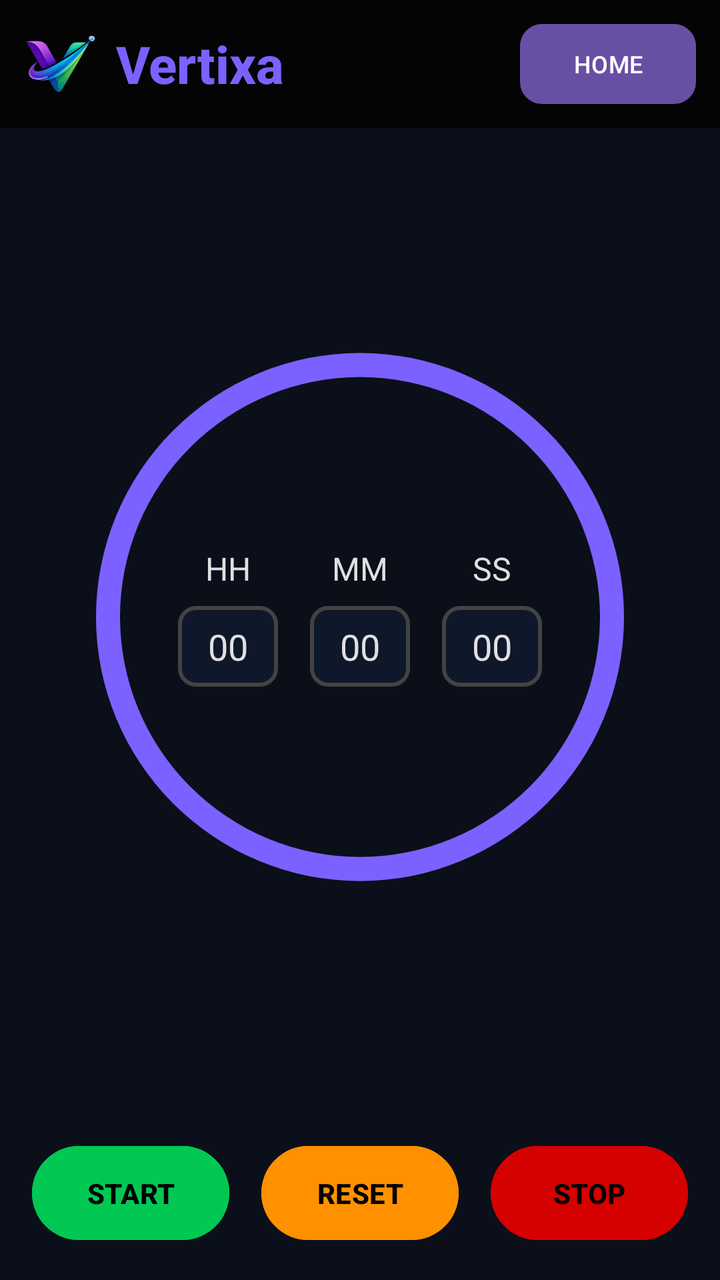
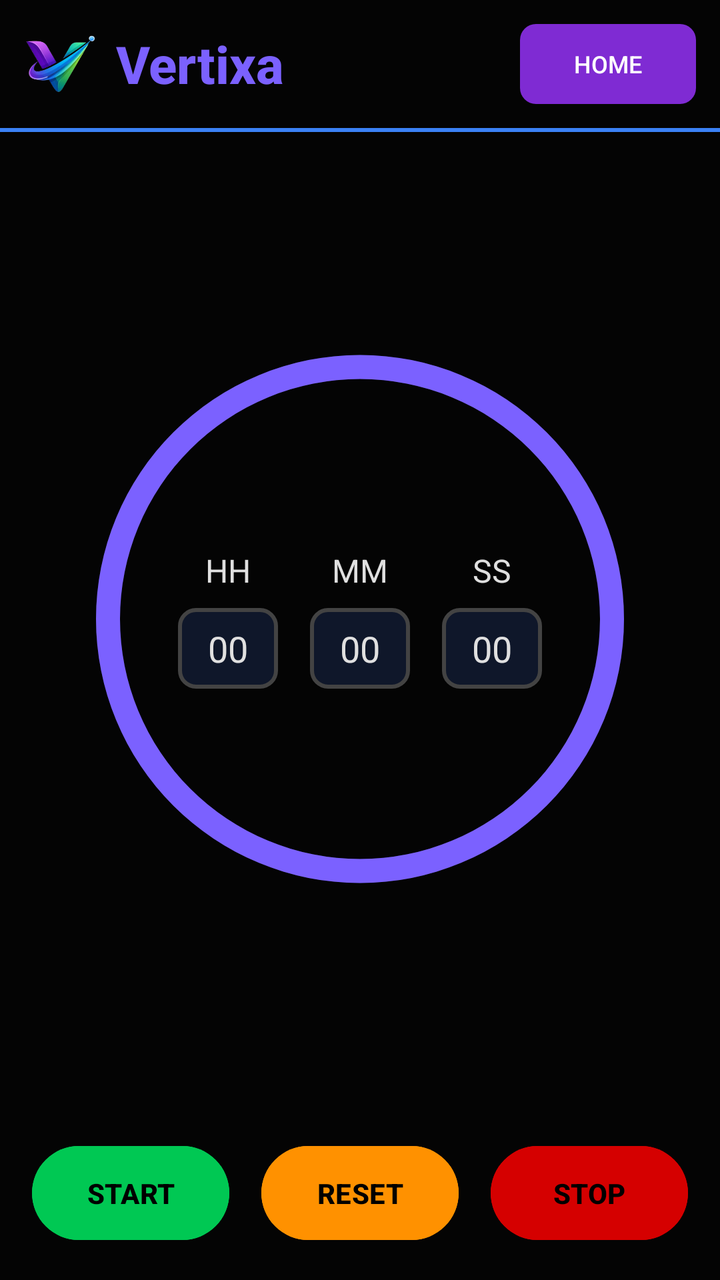

Compare the two renders of this Android layout. The source of the first and the diff that turns it into the second are given below.
<!-- AndroidManifest.xml: application theme Theme.Vertixa -->
<!-- res/layout/activity_count_down_timer.xml -->
<?xml version="1.0" encoding="utf-8"?>
<LinearLayout
    xmlns:android="http://schemas.android.com/apk/res/android"
    xmlns:app="http://schemas.android.com/apk/res-auto"
    xmlns:tools="http://schemas.android.com/tools"
    android:id="@+id/main"
    android:layout_width="match_parent"
    android:layout_height="match_parent"
    android:background="#0B0F19"
    android:orientation="vertical"
    android:fitsSystemWindows="true"
    tools:context=".countDownTimer">

    
    <include
        layout="@layout/header"
        android:layout_width="match_parent"
        android:layout_height="wrap_content"/>

    
    <FrameLayout
        android:layout_width="match_parent"
        android:layout_height="0dp"
        android:layout_weight="1">

        <ProgressBar
            android:id="@+id/progressBar"
            style="@android:style/Widget.ProgressBar.Horizontal"
            android:layout_width="match_parent"
            android:layout_height="match_parent"
            android:indeterminate="false"
            android:max="100"
            android:progress="100"
            android:progressDrawable="@drawable/circular_progress" />

        <LinearLayout
            android:layout_width="wrap_content"
            android:layout_height="wrap_content"
            android:layout_gravity="center"
            android:orientation="horizontal"
            android:gravity="center">

            
            <LinearLayout
                android:layout_width="wrap_content"
                android:layout_height="wrap_content"
                android:layout_margin="8dp"
                android:orientation="vertical"
                android:gravity="center">

                <TextView
                    android:layout_width="wrap_content"
                    android:layout_height="wrap_content"
                    android:text="HH"
                    android:textSize="16sp"
                    android:textColor="#E0E0E0"
                    android:layout_marginBottom="8dp" />

                <EditText
                    android:id="@+id/hours"
                    android:layout_width="50dp"
                    android:layout_height="wrap_content"
                    android:inputType="number"
                    android:hint="00"
                    android:textColor="#E0E0E0"
                    android:textColorHint="#E0E0E0"
                    android:background="@drawable/rounded_bg"
                    android:gravity="center"
                    android:maxLength="2"
                    android:padding="8dp" />
            </LinearLayout>

            
            <LinearLayout
                android:layout_width="wrap_content"
                android:layout_height="wrap_content"
                android:layout_margin="8dp"
                android:orientation="vertical"
                android:gravity="center">

                <TextView
                    android:layout_width="wrap_content"
                    android:layout_height="wrap_content"
                    android:text="MM"
                    android:textSize="16sp"
                    android:textColor="#E0E0E0"
                    android:layout_marginBottom="8dp" />

                <EditText
                    android:id="@+id/minutes"
                    android:layout_width="50dp"
                    android:layout_height="wrap_content"
                    android:inputType="number"
                    android:hint="00"
                    android:textColor="#E0E0E0"
                    android:textColorHint="#E0E0E0"
                    android:background="@drawable/rounded_bg"
                    android:gravity="center"
                    android:maxLength="2"
                    android:padding="8dp" />
            </LinearLayout>

            
            <LinearLayout
                android:layout_width="wrap_content"
                android:layout_height="wrap_content"
                android:layout_margin="8dp"
                android:orientation="vertical"
                android:gravity="center">

                <TextView
                    android:layout_width="wrap_content"
                    android:layout_height="wrap_content"
                    android:text="SS"
                    android:textSize="16sp"
                    android:textColor="#E0E0E0"
                    android:layout_marginBottom="8dp" />

                <EditText
                    android:id="@+id/seconds"
                    android:layout_width="50dp"
                    android:layout_height="wrap_content"
                    android:inputType="number"
                    android:hint="00"
                    android:textColor="#E0E0E0"
                    android:textColorHint="#E0E0E0"
                    android:background="@drawable/rounded_bg"
                    android:gravity="center"
                    android:maxLength="2"
                    android:padding="8dp" />
            </LinearLayout>

        </LinearLayout>
    </FrameLayout>

    
    <LinearLayout
        android:layout_width="match_parent"
        android:layout_height="wrap_content"
        android:orientation="horizontal"
        android:padding="16dp"
        android:gravity="center">

        <Button
            android:id="@+id/btnStart"
            android:layout_width="0dp"
            android:layout_height="55dp"
            android:layout_weight="1"
            android:text="START"
            android:textColor="#000000"
            android:textStyle="bold"
            android:backgroundTint="#00C853"
            android:layout_marginEnd="8dp" />

        <Button
            android:id="@+id/btnReset"
            android:layout_width="0dp"
            android:layout_height="55dp"
            android:layout_weight="1"
            android:text="RESET"
            android:textColor="#000000"
            android:textStyle="bold"
            android:backgroundTint="#FF9100"
            android:layout_marginStart="8dp"
            android:layout_marginEnd="8dp" />

        <Button
            android:id="@+id/btnStop"
            android:layout_width="0dp"
            android:layout_height="55dp"
            android:layout_weight="1"
            android:text="STOP"
            android:textColor="#000000"
            android:textStyle="bold"
            android:backgroundTint="#D50000"
            android:layout_marginStart="8dp" />

    </LinearLayout>

</LinearLayout>
<!-- res/layout/header.xml (included above) -->
<LinearLayout xmlns:android="http://schemas.android.com/apk/res/android"
    android:layout_width="match_parent"
    android:layout_height="match_parent"
    android:background="#0B0F19"
    android:orientation="vertical"
    android:fitsSystemWindows="true">

    
    <LinearLayout
        android:layout_width="match_parent"
        android:layout_height="64dp"
        android:background="#040404"
        android:gravity="center_vertical"
        android:orientation="horizontal"
        android:padding="12dp">

        <ImageView
            android:layout_width="36dp"
            android:layout_height="36dp"
            android:contentDescription="Logo"
            android:src="@drawable/logo" />

        <TextView
            android:layout_width="wrap_content"
            android:layout_height="wrap_content"
            android:layout_marginStart="10dp"
            android:fontFamily="sans-serif-medium"
            android:text="Vertixa"
            android:textColor="#7B61FF"
            android:textSize="26sp"
            android:textStyle="bold" />

        <View
            android:layout_width="0dp"
            android:layout_height="0dp"
            android:layout_weight="1" />

        <Button
            android:id="@+id/homeButton"
            android:layout_width="wrap_content"
            android:layout_height="wrap_content"
            android:background="@drawable/btn_rounded"
            android:text="HOME"
            android:textSize="12sp" />

    </LinearLayout>

</LinearLayout>
<!-- resources referenced by this layout -->
<resources>
  <!-- drawable btn_rounded (drawable) -->
  <?xml version="1.0" encoding="utf-8"?>
  <shape xmlns:android="http://schemas.android.com/apk/res/android">
      <solid android:color="#7B61FF"/>
      <corners android:radius="10dp"/>
      <stroke
          android:width="2dp"
          android:color="#FFFFFF"/>
  
  </shape>
  <!-- drawable circular_progress (drawable) -->
  <?xml version="1.0" encoding="utf-8"?>
  <layer-list xmlns:android="http://schemas.android.com/apk/res/android">
  
      
      <item android:id="@android:id/background">
          <shape
              android:shape="ring"
              android:useLevel="false"
              android:thickness="12dp">
              <solid android:color="#1C2333"/>
          </shape>
      </item>
  
      
      <item android:id="@android:id/progress">
          <shape
              android:shape="ring"
              android:useLevel="true"
              android:thickness="12dp">
              <solid android:color="#7B61FF"/>
          </shape>
      </item>
  
  </layer-list>
  <!-- drawable logo: png bitmap (drawable, 49304 bytes) -->
  <!-- drawable rounded_bg (drawable) -->
  <?xml version="1.0" encoding="utf-8"?>
  <shape xmlns:android="http://schemas.android.com/apk/res/android">
      <solid android:color="#0F172A"/>
      <corners android:radius="8dp"/>
      <stroke
          android:width="2dp"
          android:color="#434343"/>
  </shape>
  <style name="Theme.Vertixa" parent="Base.Theme.Vertixa" />
  <style name="Base.Theme.Vertixa" parent="Theme.Material3.DayNight.NoActionBar">
          <item name="android:windowDisablePreview">true</item>
      </style>
</resources>

<!-- the commit's change to res/layout/activity_count_down_timer.xml (unified diff, before → after) -->
@@ -6,7 +6,7 @@
     android:id="@+id/main"
     android:layout_width="match_parent"
     android:layout_height="match_parent"
-    android:background="#0B0F19"
+    android:background="#040404"
     android:orientation="vertical"
     android:fitsSystemWindows="true"
     tools:context=".countDownTimer">
@@ -179,14 +179,12 @@
 
 </LinearLayout>
 <!-- res/layout/header.xml (included above) -->
+<?xml version="1.0" encoding="utf-8"?>
 <LinearLayout xmlns:android="http://schemas.android.com/apk/res/android"
     android:layout_width="match_parent"
-    android:layout_height="match_parent"
-    android:background="#0B0F19"
-    android:orientation="vertical"
-    android:fitsSystemWindows="true">
-
-    
+    android:layout_height="wrap_content"
+    android:orientation="vertical">
+
     <LinearLayout
         android:layout_width="match_parent"
         android:layout_height="64dp"
@@ -216,14 +214,21 @@
             android:layout_height="0dp"
             android:layout_weight="1" />
 
-        <Button
+        <androidx.appcompat.widget.AppCompatButton
             android:id="@+id/homeButton"
             android:layout_width="wrap_content"
             android:layout_height="wrap_content"
             android:background="@drawable/btn_rounded"
             android:text="HOME"
-            android:textSize="12sp" />
+            android:textColor="#FFFFFF"
+            android:textSize="12sp"
+            android:padding="8dp" />
 
     </LinearLayout>
 
+    
+    <View
+        android:layout_width="match_parent"
+        android:layout_height="2dp"
+        android:background="#3B82F6" />
 </LinearLayout>
<!-- resource entries referenced after the edit -->
@@ -1,14 +1,9 @@
 <!-- resources referenced by this layout -->
 <resources>
   <!-- drawable btn_rounded (drawable) -->
-  <?xml version="1.0" encoding="utf-8"?>
-  <shape xmlns:android="http://schemas.android.com/apk/res/android">
-      <solid android:color="#7B61FF"/>
-      <corners android:radius="10dp"/>
-      <stroke
-          android:width="2dp"
-          android:color="#FFFFFF"/>
-  
+  <shape xmlns:android="http://schemas.android.com/apk/res/android" android:shape="rectangle">
+      <solid android:color="#7F2BD3"/>
+      <corners android:radius="8dp"/>
   </shape>
   <!-- drawable circular_progress (drawable) -->
   <?xml version="1.0" encoding="utf-8"?>
